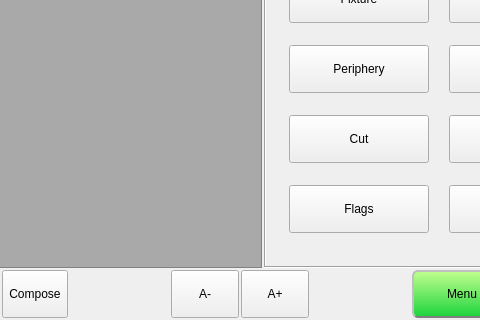
This is hcinstruction/ichcinstructionpageframe.ui in GaussCheng/2-5AxisPunch as Qt 5 draws it before an edit; both pictures show x 284 to 764 and y 108 to 428 of the 900 by 428 pixel window. The edited form follows.
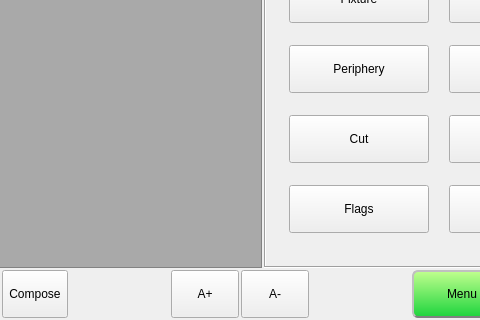
This is the edited form. Icons and pictures are not drawn.

What changed in the file:
```diff
--- a/hcinstruction/ichcinstructionpageframe.ui
+++ b/hcinstruction/ichcinstructionpageframe.ui
@@ -800,7 +800,7 @@
       </spacer>
      </item>
      <item>
-      <widget class="QToolButton" name="aMinusBtn">
+      <widget class="QToolButton" name="aPlusBtn">
        <property name="sizePolicy">
         <sizepolicy hsizetype="Preferred" vsizetype="Preferred">
          <horstretch>0</horstretch>
@@ -820,7 +820,7 @@
         </size>
        </property>
        <property name="text">
-        <string>A-</string>
+        <string>A+</string>
        </property>
        <property name="iconSize">
         <size>
@@ -837,7 +837,7 @@
       </widget>
      </item>
      <item>
-      <widget class="QToolButton" name="aPlusBtn">
+      <widget class="QToolButton" name="aMinusBtn">
        <property name="sizePolicy">
         <sizepolicy hsizetype="Preferred" vsizetype="Preferred">
          <horstretch>0</horstretch>
@@ -857,7 +857,7 @@
         </size>
        </property>
        <property name="text">
-        <string>A+</string>
+        <string>A-</string>
        </property>
        <property name="iconSize">
         <size>
```
